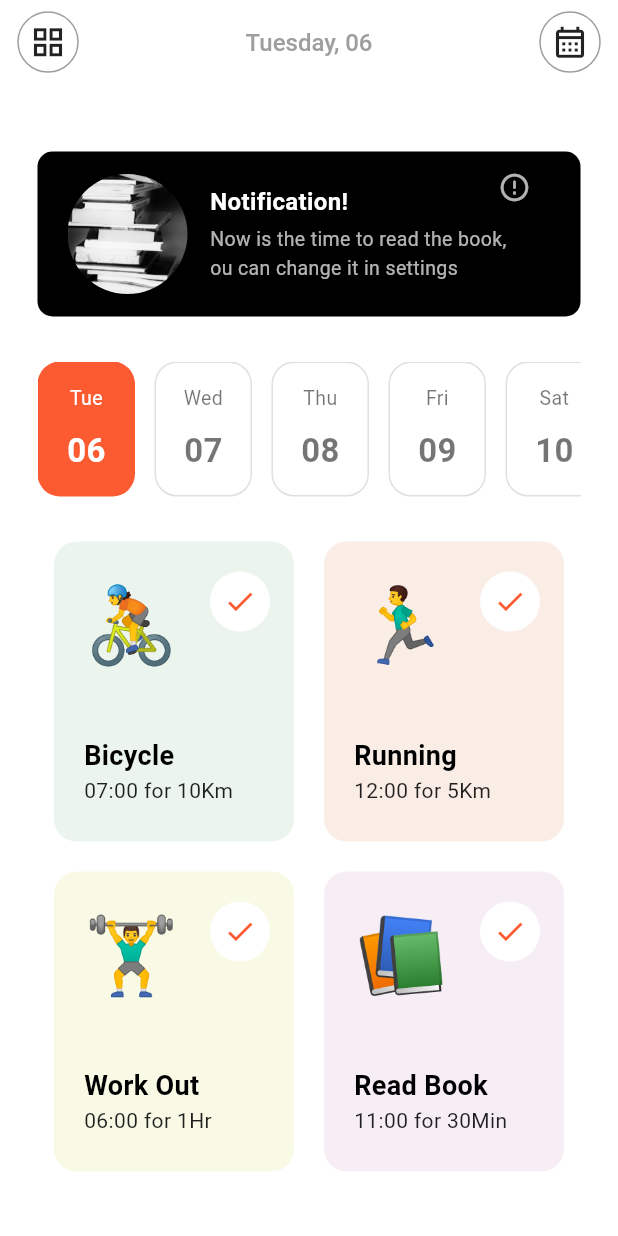
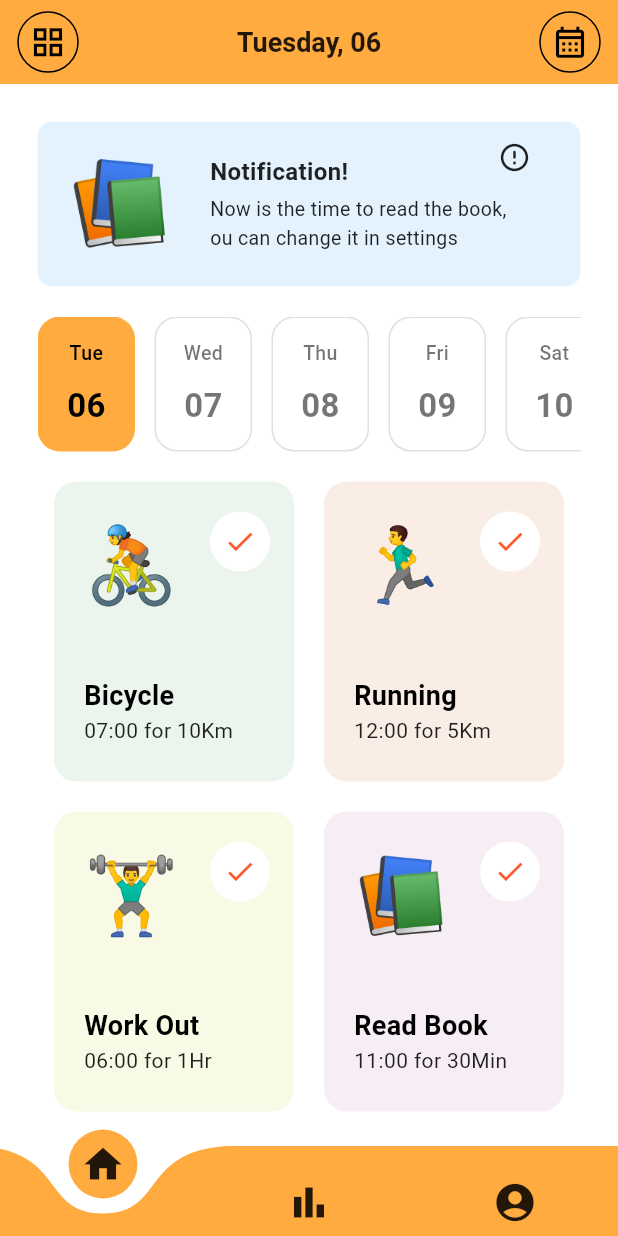
Before and after one commit to avikgh/habit-tracker, a Flutter app: the screen it shows after launch, after a tap on "Get Started!", on a phone screen of 412 x 824 dp. Run offline on Flutter 3.47's test engine with Material 3 defaults, Android fonts, the light colour scheme and no system bars; drawn by our look-alikes of curved_navigation_bar; our stand-ins replace fl_chart.

Commit message:
Calorie Status Screen Added

```diff
--- a/lib/ui/screens/choose_habit_screen.dart
+++ b/lib/ui/screens/choose_habit_screen.dart
@@ -31,9 +31,9 @@ class _ChooseHabitScreenState extends State<ChooseHabitScreen> {
             children: [
               const SizedBox(height: 5),
               const Text('Choose Habit', style: TextStyle(
-                color: Colors.black,
+                color: Colors.orangeAccent,
                 fontSize: 35,
-                fontWeight: FontWeight.w600
+                fontWeight: FontWeight.bold
               ),),
               const SizedBox(height: 10),
               const Text('Choose your daily habit. You can choose more than one', style: TextStyle(
@@ -53,7 +53,7 @@ class _ChooseHabitScreenState extends State<ChooseHabitScreen> {
                           width: 150,
                           alignment: Alignment.center,
                           decoration: BoxDecoration(
-                              color: _isSelected1 ? Color(0xFFF8EDE6) : Colors.white70,
+                              color: _isSelected1 ? Colors.orangeAccent.shade100 : Colors.white70,
                               borderRadius: BorderRadius.circular(10),
                               border: Border.all(color: _isSelected1 ? Color(0xFFD4917F) : Colors.black12, width: 2)
                           ),
@@ -84,7 +84,7 @@ class _ChooseHabitScreenState extends State<ChooseHabitScreen> {
                           width: 150,
                           alignment: Alignment.center,
                           decoration: BoxDecoration(
-                              color: _isSelected2 ? Color(0xFFF8EDE6) : Colors.white70,
+                              color: _isSelected2 ? Colors.orangeAccent.shade100 : Colors.white70,
                               borderRadius: BorderRadius.circular(10),
                               border: Border.all(color: _isSelected2 ? Color(0xFFD4917F) : Colors.black12, width: 2)
                           ),
@@ -115,7 +115,7 @@ class _ChooseHabitScreenState extends State<ChooseHabitScreen> {
                           width: 150,
                           alignment: Alignment.center,
                           decoration: BoxDecoration(
-                              color: _isSelected3 ? Color(0xFFF8EDE6) : Colors.white70,
+                              color: _isSelected3 ? Colors.orangeAccent.shade100 : Colors.white70,
                               borderRadius: BorderRadius.circular(10),
                               border: Border.all(color: _isSelected3 ? Color(0xFFD4917F) : Colors.black12, width: 2)
                           ),
@@ -146,7 +146,7 @@ class _ChooseHabitScreenState extends State<ChooseHabitScreen> {
                         width: 150,
                         alignment: Alignment.center,
                         decoration: BoxDecoration(
-                            color: _isSelected4 ? Color(0xFFF8EDE6) : Colors.white70,
+                            color: _isSelected4 ? Colors.orangeAccent.shade100 : Colors.white70,
                             borderRadius: BorderRadius.circular(10),
                             border: Border.all(color: _isSelected4 ? Color(0xFFD4917F) : Colors.black12, width: 2)
                         ),
@@ -177,7 +177,7 @@ class _ChooseHabitScreenState extends State<ChooseHabitScreen> {
                           width: 150,
                           alignment: Alignment.center,
                           decoration: BoxDecoration(
-                              color: _isSelected5 ? Color(0xFFF8EDE6) : Colors.white70,
+                              color: _isSelected5 ? Colors.orangeAccent.shade100 : Colors.white70,
                               borderRadius: BorderRadius.circular(10),
                               border: Border.all(color: _isSelected5 ? Color(0xFFD4917F) : Colors.black12, width: 2)
                           ),
@@ -208,7 +208,7 @@ class _ChooseHabitScreenState extends State<ChooseHabitScreen> {
                           width: 150,
                           alignment: Alignment.center,
                           decoration: BoxDecoration(
-                              color: _isSelected6 ? Color(0xFFF8EDE6) : Colors.white70,
+                              color: _isSelected6 ? Colors.orangeAccent.shade100 : Colors.white70,
                               borderRadius: BorderRadius.circular(10),
                               border: Border.all(color: _isSelected6 ? Color(0xFFD4917F) : Colors.black12, width: 2)
                           ),
@@ -239,7 +239,7 @@ class _ChooseHabitScreenState extends State<ChooseHabitScreen> {
                           width: 150,
                           alignment: Alignment.center,
                           decoration: BoxDecoration(
-                              color: _isSelected7 ? Color(0xFFF8EDE6) : Colors.white70,
+                              color: _isSelected7 ? Colors.orangeAccent.shade100 : Colors.white70,
                               borderRadius: BorderRadius.circular(10),
                               border: Border.all(color: _isSelected7 ? Color(0xFFD4917F) : Colors.black12, width: 2)
                           ),
@@ -270,7 +270,7 @@ class _ChooseHabitScreenState extends State<ChooseHabitScreen> {
                           width: 150,
                           alignment: Alignment.center,
                           decoration: BoxDecoration(
-                              color: _isSelected8 ? Color(0xFFF8EDE6) : Colors.white70,
+                              color: _isSelected8 ? Colors.orangeAccent.shade100 : Colors.white70,
                               borderRadius: BorderRadius.circular(10),
                               border: Border.all(color: _isSelected8 ? Color(0xFFD4917F) : Colors.black12, width: 2)
                           ),
@@ -306,15 +306,15 @@ class _ChooseHabitScreenState extends State<ChooseHabitScreen> {
                     Navigator.pushReplacement(context, MaterialPageRoute(builder: (context) => MainScreen()));
                   },
                   style: ElevatedButton.styleFrom(
-                      backgroundColor: Colors.black,
+                      backgroundColor: Colors.orangeAccent,
                       shape: RoundedRectangleBorder(
                           borderRadius: BorderRadius.circular(10)
                       )
                   ),
                   child: const Text('Get Started!', style: TextStyle(
-                    color: Colors.white,
-                    fontWeight: FontWeight.bold,
-                    fontSize: 17
+                    color: Colors.black87,
+                    fontWeight: FontWeight.w600,
+                    fontSize: 18
                   ),),
                 ),
               ),
--- a/lib/ui/screens/home_screen.dart
+++ b/lib/ui/screens/home_screen.dart
@@ -8,17 +8,17 @@ class HomeScreen extends StatelessWidget {
 
   @override
   Widget build(BuildContext context) {
-    return Padding(
+    return SingleChildScrollView(
+      child: Padding(
         padding: const EdgeInsets.all(25),
         child: Column(
           children: [
-          const SizedBox(height: 20),
             Container(
               height: 110,
               width: double.maxFinite,
               alignment: Alignment.center,
               decoration: BoxDecoration(
-              color: Colors.black,
+                color: Color(0xFFE3F2FD),
                 borderRadius: BorderRadius.circular(10)
               ),
               child: Stack(
@@ -31,11 +31,10 @@ class HomeScreen extends StatelessWidget {
                       width: 80,
                       decoration: BoxDecoration(
                           shape: BoxShape.circle,
-                        image: DecorationImage(
-                            image: AssetImage('assets/images/book.jpg'),
-                            fit: BoxFit.cover
-                        )
                       ),
+                      child: Text('📚', style: TextStyle(
+                        fontSize: 55
+                      ),),
                     ),
                   ),
                   Positioned(
@@ -45,13 +44,13 @@ class HomeScreen extends StatelessWidget {
                       crossAxisAlignment: CrossAxisAlignment.start,
                       children: [
                         Text('Notification!', style: TextStyle(
-                        color: Colors.white,
+                          color: Colors.black87,
                           fontSize: 16,
                           fontWeight: FontWeight.w600
                         ),),
                         const SizedBox(height: 4),
                         Text('Now is the time to read the book,\nou can change it in settings ', style: TextStyle(
-                          color: Colors.white70,
+                            color: Colors.black87,
                             fontSize: 13,
                             fontWeight: FontWeight.w400
                         ),),
@@ -62,13 +61,13 @@ class HomeScreen extends StatelessWidget {
                     left: 294,
                     child: IconButton(
                       onPressed: (){},
-                    icon: Icon(Icons.error_outline_rounded, size: 22, color: Colors.white70,),
+                      icon: Icon(Icons.error_outline_rounded, size: 22, color: Colors.black87,),
                     ),
                   )
                 ],
               )
             ),
-          const SizedBox(height: 30),
+            const SizedBox(height: 20),
             SingleChildScrollView(
               scrollDirection: Axis.horizontal,
               child: Row(
@@ -86,7 +85,7 @@ class HomeScreen extends StatelessWidget {
                 ],
               ),
             ),
-          const SizedBox(height: 30),
+            const SizedBox(height: 20),
             Wrap(
               spacing: 20,
               runSpacing: 20,
@@ -99,6 +98,7 @@ class HomeScreen extends StatelessWidget {
             )
           ],
         ),
+      ),
     );
   }
 }
--- a/lib/ui/screens/main_screen.dart
+++ b/lib/ui/screens/main_screen.dart
@@ -1,53 +1,49 @@
+import 'package:curved_navigation_bar/curved_navigation_bar.dart';
 import 'package:flutter/material.dart';
+import 'package:habit_tracker/ui/screens/calories_status_screen.dart';
+import '../widgets/custom_appbar.dart';
 import 'home_screen.dart';
 
-class MainScreen extends StatelessWidget {
+class MainScreen extends StatefulWidget {
   const MainScreen({super.key});
+
+  @override
+  State<MainScreen> createState() => _MainScreenState();
+}
+
+class _MainScreenState extends State<MainScreen> {
+
+  int _activeScreen = 0;
+  final List<dynamic> _screenList = [
+    HomeScreen(),
+    CaloriesStatusScreen()
+  ];
+
+  final List<String> _appBarTitle = [
+    'Tuesday, 06',
+    'Calories Status'
+  ];
 
   @override
   Widget build(BuildContext context) {
     return Scaffold(
       backgroundColor: Colors.white,
-      appBar: AppBar(
-        backgroundColor: Colors.white,
-        leading: Row(
-          children: [
-            const SizedBox(width: 8),
-            IconButton(
-              onPressed: () {},
-              icon: Icon(Icons.grid_view_outlined, size: 25, color: Colors.black87,),
-              style: IconButton.styleFrom(
-                shape: RoundedRectangleBorder(
-                  borderRadius: BorderRadius.circular(50),
-                  side: BorderSide(color: Colors.grey)
-                ),
-                shadowColor: Colors.black,
-              ),
-            ),
-          ],
-        ),
-        title: Text('Tuesday, 06', style: TextStyle(
-          color: Colors.grey,
-          fontSize: 16,
-          fontWeight: FontWeight.w500
-        ),),
-        centerTitle: true,
-        actions: [
-          IconButton(
-            onPressed: () {},
-            icon: Icon(Icons.calendar_month_outlined, size: 25, color: Colors.black87),
-            style: IconButton.styleFrom(
-              shape: RoundedRectangleBorder(
-                  borderRadius: BorderRadius.circular(50),
-                  side: BorderSide(color: Colors.grey)
-              ),
-              shadowColor: Colors.black
-            ),
-          ),
-          const SizedBox(width: 8,)
+      appBar: buildAppBar(_appBarTitle[_activeScreen]),
+      body: _screenList[_activeScreen],
+      bottomNavigationBar: CurvedNavigationBar(
+        backgroundColor: Colors.transparent,
+        color: Colors.orangeAccent,
+        height: 60,
+        items: <Widget>[
+          Icon(Icons.home, size: 30),
+          Icon(Icons.bar_chart, size: 30),
+          Icon(Icons.account_circle, size: 30),
         ],
+        onTap: (index) {
+          _activeScreen = index;
+          setState(() {});
+        },
       ),
-      body: SingleChildScrollView(child: HomeScreen()),
     );
   }
 }
--- /dev/null
+++ b/lib/ui/widgets/custom_appbar.dart
@@ -0,0 +1,45 @@
+import 'package:flutter/material.dart';
+
+AppBar buildAppBar(String title) {
+  return AppBar(
+    backgroundColor: Colors.orangeAccent,
+    leading: Row(
+      children: [
+        const SizedBox(width: 8),
+        IconButton(
+          onPressed: () {},
+          icon: Icon(
+            Icons.grid_view_outlined, size: 25, color: Colors.black,),
+          style: IconButton.styleFrom(
+            shape: RoundedRectangleBorder(
+                borderRadius: BorderRadius.circular(50),
+                side: BorderSide(color: Colors.black)
+            ),
+            shadowColor: Colors.black,
+          ),
+        ),
+      ],
+    ),
+    title: Text(title , style: TextStyle(
+        color: Colors.black87,
+        fontSize: 18,
+        fontWeight: FontWeight.w600
+    ),),
+    centerTitle: true,
+    actions: [
+      IconButton(
+        onPressed: () {},
+        icon: Icon(
+            Icons.calendar_month_outlined, size: 25, color: Colors.black),
+        style: IconButton.styleFrom(
+            shape: RoundedRectangleBorder(
+                borderRadius: BorderRadius.circular(50),
+                side: BorderSide(color: Colors.black)
+            ),
+            shadowColor: Colors.black
+        ),
+      ),
+      const SizedBox(width: 8,)
+    ],
+  );
+}
--- a/lib/ui/widgets/date_card.dart
+++ b/lib/ui/widgets/date_card.dart
@@ -17,7 +17,7 @@ class DateCard extends StatelessWidget {
         height: 90,
         width: 65,
         decoration: BoxDecoration(
-            color: todayDate ? Color(0xFFFC5B32) : Colors.white,
+            color: todayDate ? Colors.orangeAccent : Colors.white,
             borderRadius: BorderRadius.circular(15),
             border: Border.all(color: todayDate ? Colors.transparent : Colors.black12)
         ),
@@ -26,13 +26,13 @@ class DateCard extends StatelessWidget {
             mainAxisAlignment: MainAxisAlignment.center,
             children: [
               Text(day, style: TextStyle(
-                  color: todayDate ? Colors.white : Colors.black54,
+                  color: todayDate ? Colors.black : Colors.black54,
                   fontSize: 13,
-                  fontWeight: FontWeight.w400
+                  fontWeight: FontWeight.w500
               ),),
               const SizedBox(height: 10),
               Text(date, style: TextStyle(
-                  color: todayDate ? Colors.white : Colors.black54,
+                  color: todayDate ? Colors.black : Colors.black54,
                   fontSize: 22,
                   fontWeight: FontWeight.w600
               ),),
--- a/pubspec.yaml
+++ b/pubspec.yaml
@@ -34,6 +34,10 @@ dependencies:
   # The following adds the Cupertino Icons font to your application.
   # Use with the CupertinoIcons class for iOS style icons.
   cupertino_icons: ^1.0.8
+  fl_chart: ^0.71.0
+  curved_navigation_bar: ^1.0.6
+
+
 
 dev_dependencies:
   flutter_test:
```
Also changed, not shown: lib/ui/screens/calories_status_screen.dart (added, +232 -0 lines), assets/images/run.jpg (added), assets/images/swim.png (added), assets/images/yoga.webp (added), pubspec.lock. Lines whose indentation alone changed are shown as unchanged.
